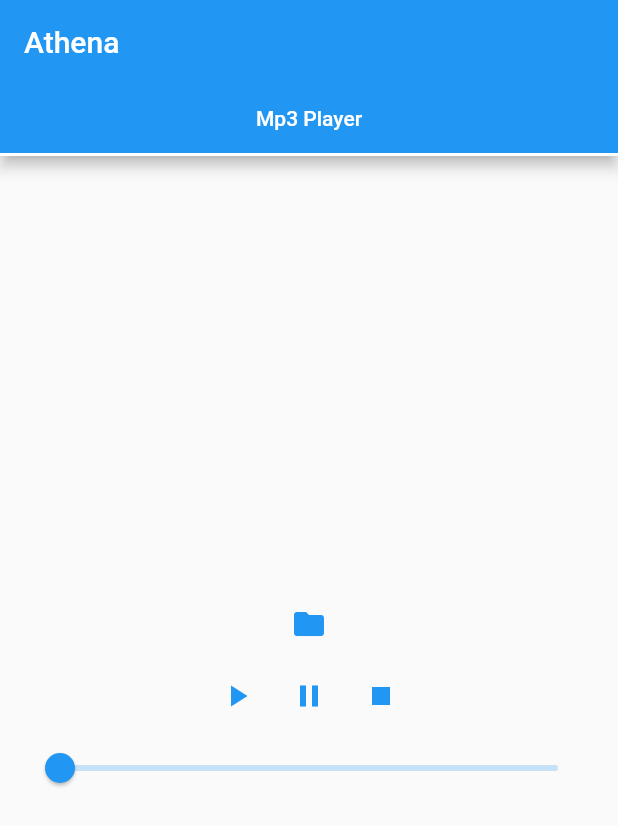
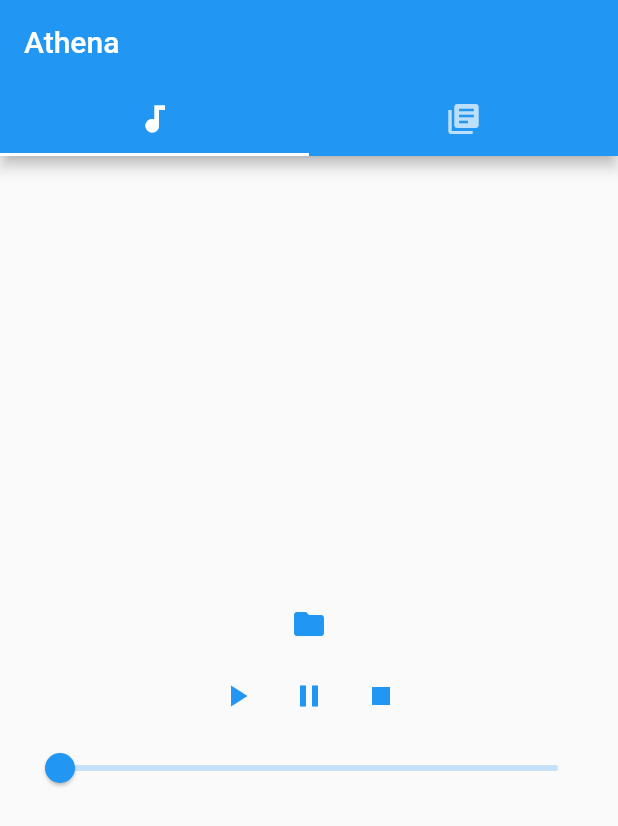
Before and after one commit to Potolski/Athena, a Flutter app: the screen it shows after launch, on a phone screen of 412 x 824 dp. Shown: the top 826 px of the screen. Run offline on Flutter 3.47's test engine with Material 2 defaults, Android fonts, the phone set to English and light mode, and no system bars; our stand-ins replace audioplayers, permission_handler; missing offline and left inert: folder_picker.

Commit message:
Update icons and format main.dart

```diff
--- a/lib/main.dart
+++ b/lib/main.dart
@@ -2,7 +2,6 @@ import 'package:audioplayers/audio_cache.dart';
 import 'package:audioplayers/audioplayers.dart';
 import 'package:flutter/material.dart';
 import 'library.dart';
-
 
 typedef void OnError(Exception exception);
 
@@ -22,12 +21,12 @@ class _ExampleAppState extends State<ExampleApp> {
   AudioCache audioCache;
 
   @override
-  void initState(){
+  void initState() {
     super.initState();
     initPlayer();
   }
 
-  void initPlayer(){
+  void initPlayer() {
     advancedPlayer = new AudioPlayer();
     audioCache = new AudioCache(fixedPlayer: advancedPlayer);
 
@@ -42,41 +41,28 @@ class _ExampleAppState extends State<ExampleApp> {
 
   String localFilePath;
 
-  Widget localAsset(BuildContext ctx){
+  Widget localAsset(BuildContext ctx) {
     return Center(
         child: Container(
             padding: EdgeInsets.all(16.0),
             child: Column(
                 mainAxisSize: MainAxisSize.max,
                 mainAxisAlignment: MainAxisAlignment.center,
-          children:[
-            _btn('Select File', () => Library().addFolders(ctx),Icons.folder),
+                children: [
+                  _btn('Select File', () => Library().addFolders(ctx),
+                      Icons.folder),
                   Row(
                       mainAxisSize: MainAxisSize.max,
                       mainAxisAlignment: MainAxisAlignment.center,
                       children: [
-              _btn('Play', () => audioCache.play('audio.mp3'),Icons.play_arrow),
-              _btn('Pause',() => advancedPlayer.pause(),Icons.pause),
-              _btn('Stop', () => advancedPlayer.stop(),Icons.stop)]
-            ),
+                        _btn('Play', () => audioCache.play('audio.mp3'),
+                            Icons.play_arrow),
+                        _btn(
+                            'Pause', () => advancedPlayer.pause(), Icons.pause),
+                        _btn('Stop', () => advancedPlayer.stop(), Icons.stop)
+                      ]),
                   slider()
-          ]
-          )
-        )
-      );
-    }
-
-    Widget _row(List<Widget> children) {
-    return Center(
-      child: Container(
-        padding: EdgeInsets.all(16.0),
-         child: Row(
-            children: children
-            .map((w) => Container(child: w, padding: EdgeInsets.all(6.0)))
-            .toList(),
-          )
-        )
-      );
+                ])));
   }
 
   Widget _btn(String txt, VoidCallback onPressed,IconData x) {
@@ -98,31 +84,32 @@ class _ExampleAppState extends State<ExampleApp> {
           setState(() {
             seekToSecond(value.toInt());
             value = value;
-          });});
+          });
+        });
   }
 
-  void seekToSecond(int second){
+  void seekToSecond(int second) {
     Duration newDuration = Duration(seconds: second);
 
     advancedPlayer.seek(newDuration);
   }
 
-
   @override
   Widget build(BuildContext context) {
     return DefaultTabController(
-      length: 1,
+      length: 2,
       child: Scaffold(
         appBar: AppBar(
           bottom: TabBar(
             tabs: [
-              Tab(text: 'Mp3 Player'),
+              Tab(icon: Icon(Icons.audiotrack)),
+              Tab(icon: Icon(Icons.library_books)),
             ],
           ),
           title: Text('Athena'),
         ),
         body: TabBarView(
-          children: [localAsset(context)],
+          children: [localAsset(context), Icon(Icons.library_books)],
         ),
       ),
     );
```
Also changed, not shown: pubspec.yaml (+0 -37 lines). Lines whose indentation alone changed are shown as unchanged.
